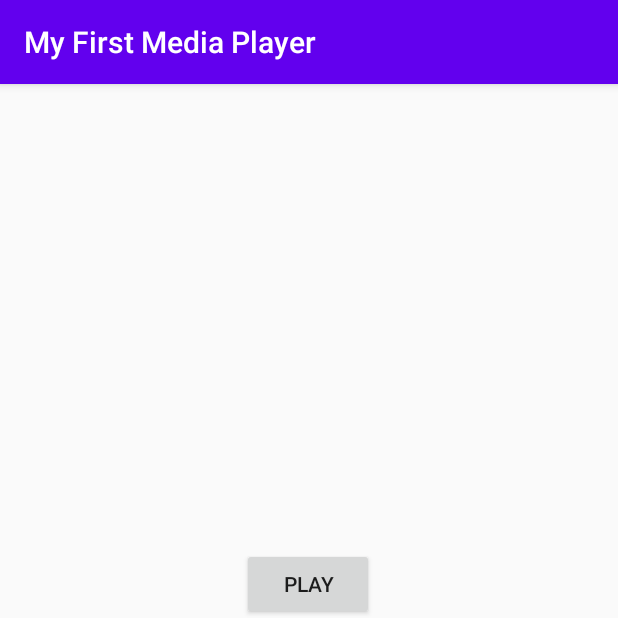
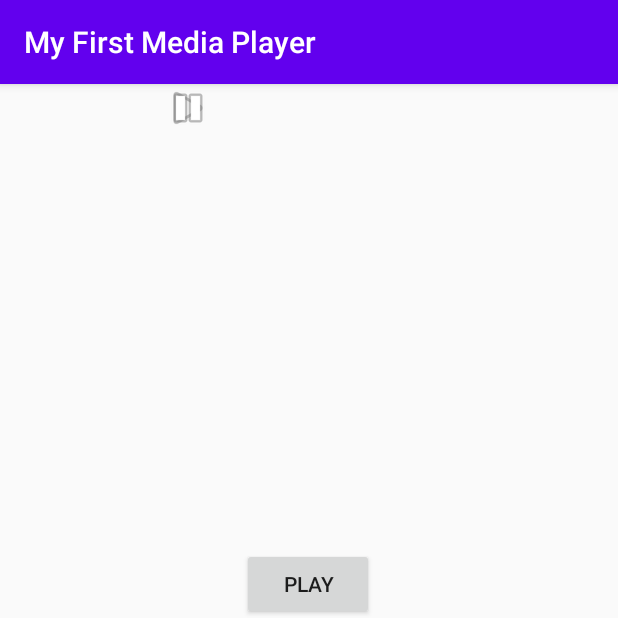
Before and after one commit to Hereandnow74/MyFirstMediaPlayer, an Android app: the screen it shows after launch (MainActivity), on a phone screen of 412 x 824 dp, the top half of it. Run offline under Robolectric (Android 15) with nearby library versions, the phone set to English and light mode, and no system bars.

Commit message:
Add files via upload

```diff
--- a/src/main/res/layout/activity_main.xml
+++ b/src/main/res/layout/activity_main.xml
@@ -30,4 +30,22 @@
         app:layout_constraintTop_toTopOf="@id/button_play"
         app:layout_constraintVertical_bias="0.14" />
 
+    <ImageView
+        android:id="@+id/imageView"
+        android:layout_width="wrap_content"
+        android:layout_height="wrap_content"
+        android:paddingRight="20dp"
+        app:layout_constraintEnd_toStartOf="@+id/button_play"
+        app:srcCompat="@android:drawable/ic_media_play"
+        tools:layout_editor_absoluteY="303dp" />
+
+    <ImageView
+        android:id="@+id/imageView2"
+        android:layout_width="wrap_content"
+        android:layout_height="wrap_content"
+        android:paddingRight="20dp"
+        app:layout_constraintEnd_toStartOf="@+id/button_pause"
+        app:srcCompat="@android:drawable/ic_media_pause"
+        tools:layout_editor_absoluteY="358dp" />
+
 </androidx.constraintlayout.widget.ConstraintLayout>
```
Also changed, not shown: src/main/java/com/gmail/klepikovmichael174/myfirstmediaplayer/MainActivity.java (+7 -5 lines).
